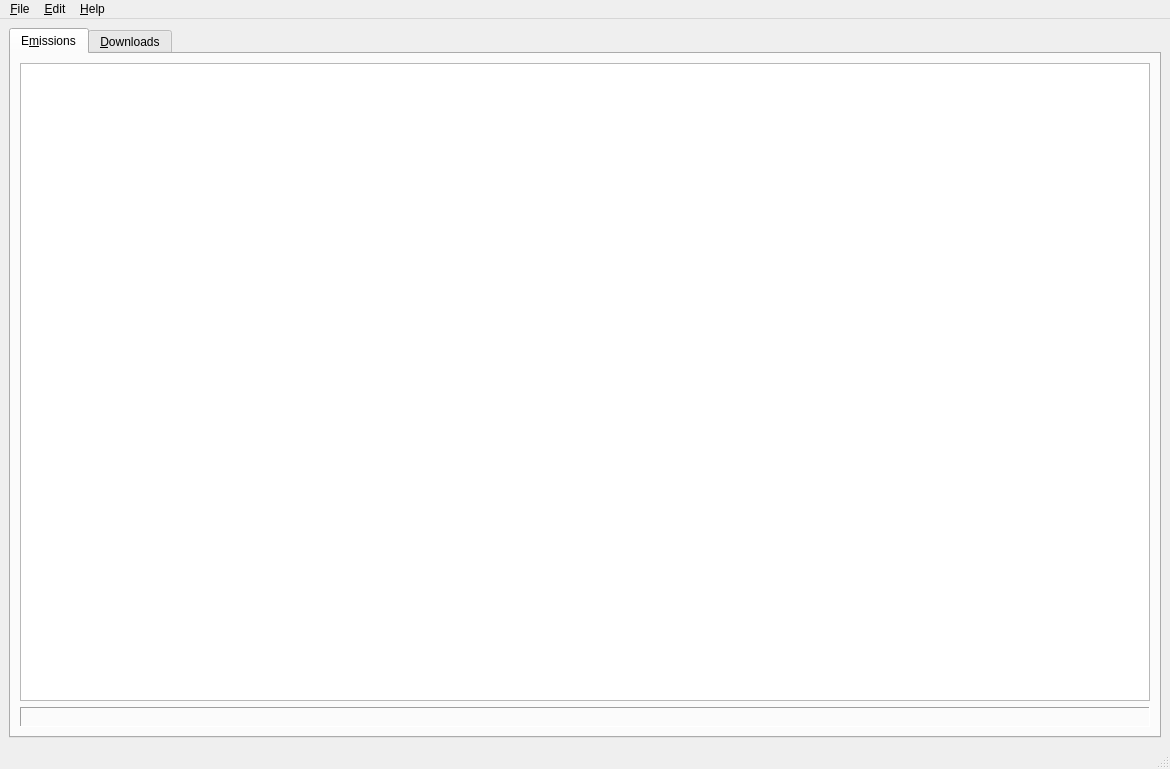
Before: the Qt Designer form toutvqt/dat/main_window.ui in bvanheu/pytoutv, drawn with Qt 5.
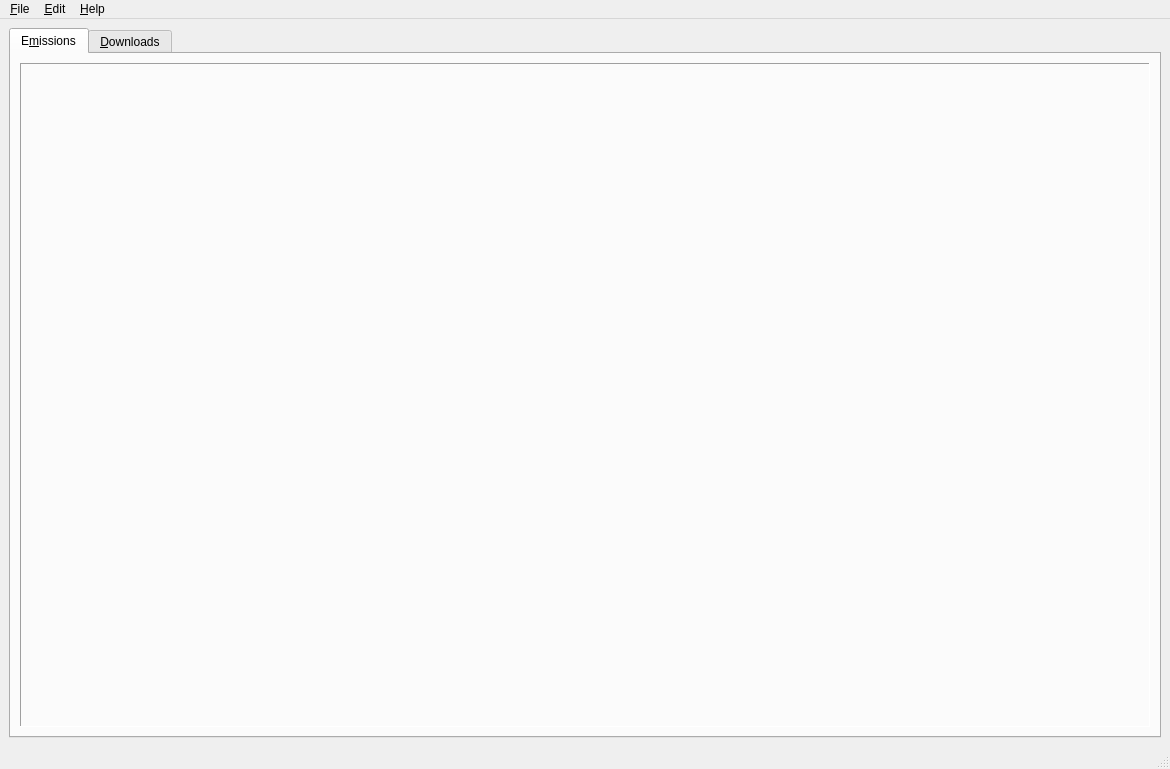
After: the same form once the commit is applied.

Commit message: Qt: decouple emission treeview from main window

Patch:
```diff
--- a/toutvqt/dat/main_window.ui
+++ b/toutvqt/dat/main_window.ui
@@ -25,9 +25,6 @@
         <string>E&amp;missions</string>
        </attribute>
        <layout class="QVBoxLayout" name="verticalLayout">
-        <item>
-         <widget class="QTreeView" name="emissions_treeview"/>
-        </item>
         <item>
          <widget class="QFrame" name="infos_frame">
           <property name="frameShape">
```
Left out of the diff: 2 changed lines with no effect on the pictures. The commit also changes 2 other files.
